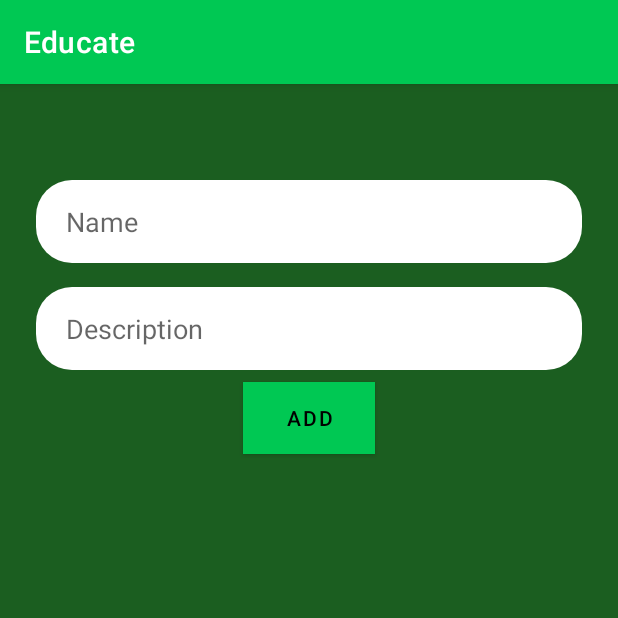
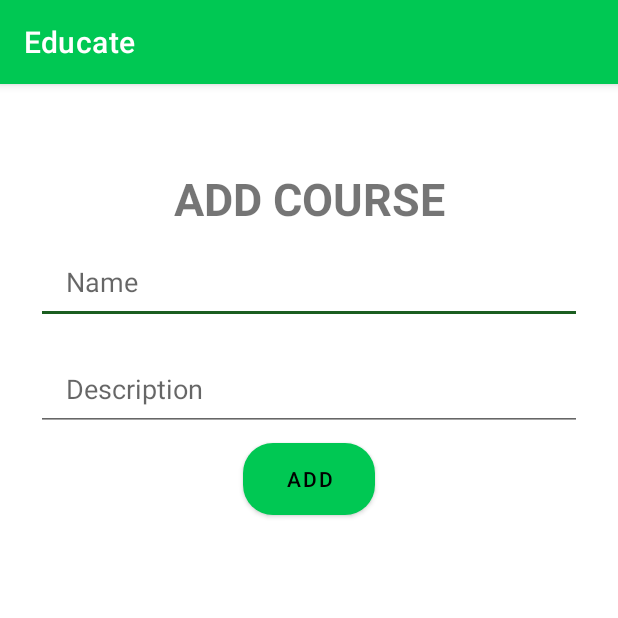
Before and after one commit to IndiaCFG3/team-4, an Android app: the Add_Course_Teacher screen opened directly, with no data from a screen before it, on a phone screen of 412 x 824 dp, the top half of it. Run offline under Robolectric (Android 15) with nearby library versions, the phone set to English and light mode, and no system bars; our stand-ins replace Firebase (no records; nobody signed in at launch, a user with empty details on screens opened directly).

Commit message:
changed ui of add course

```diff
--- a/Educate/app/src/main/res/layout/activity_add__course__teacher.xml
+++ b/Educate/app/src/main/res/layout/activity_add__course__teacher.xml
@@ -7,8 +7,7 @@
     <ScrollView
         android:layout_width="match_parent"
         android:layout_height="match_parent"
-        android:fitsSystemWindows="true"
-        android:background="@color/colorPrimaryDark">
+        android:fitsSystemWindows="true">
 
         <LinearLayout
             android:layout_width="match_parent"
@@ -18,13 +17,19 @@
             android:paddingTop="56dp"
             android:paddingRight="24dp">
 
+            <TextView
+                android:layout_width="match_parent"
+                android:layout_height="wrap_content"
+                android:text="ADD COURSE"
+                android:textAlignment="center"
+                android:textStyle="bold"
+                android:textSize="30dp"/>
 
             <androidx.appcompat.widget.AppCompatEditText
                 android:layout_width="match_parent"
                 android:layout_height="55dp"
                 android:layout_marginTop="8dp"
                 android:layout_marginBottom="8dp"
-                android:background="@drawable/custom_edit_bg"
                 android:hint="Name "
                 android:inputType="text"
                 android:id="@+id/name"
@@ -35,7 +40,6 @@
                 android:layout_height="55dp"
                 android:layout_marginTop="8dp"
                 android:layout_marginBottom="8dp"
-                android:background="@drawable/custom_edit_bg"
                 android:maxLines="5"
                 android:hint="Description"
                 android:id="@+id/desc"
@@ -44,14 +48,14 @@
 
 
             <Button
+                android:background="@drawable/button_rounded"
                 android:id="@+id/reg"
                 android:layout_width="wrap_content"
                 android:layout_height="wrap_content"
                 android:layout_marginBottom="30dp"
                 android:textColor="#000"
                 android:text="Add"
-                android:layout_gravity="center"
-                android:background="#fff"/>
+                android:layout_gravity="center" />
 
         </LinearLayout>
     </ScrollView>
```
